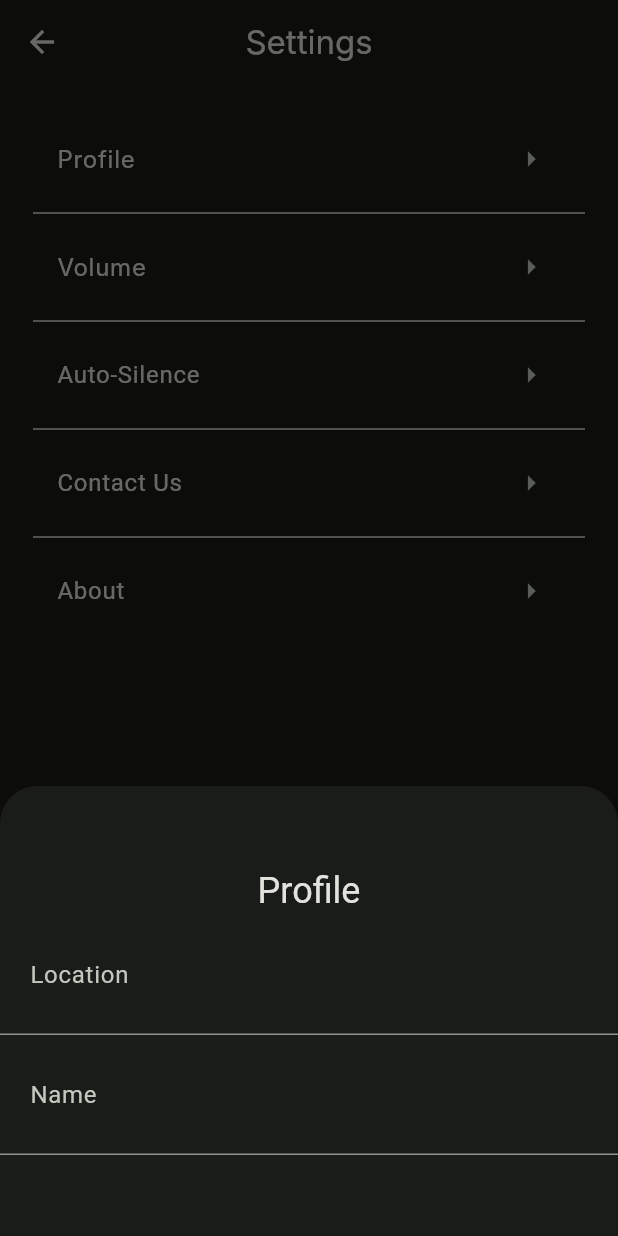
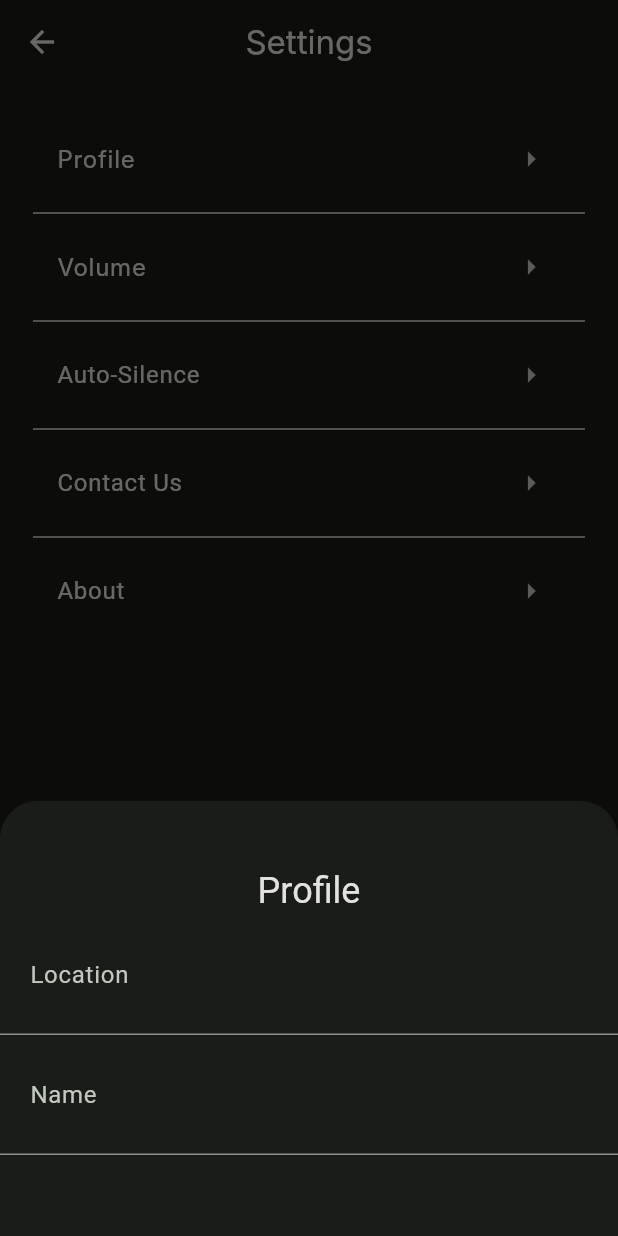
Before and after one commit to AndrewP77/ARISE, a Flutter app: the SettingsScreen screen opened directly, after a tap on "Profile", on a phone screen of 412 x 824 dp. Run offline on Flutter 3.47's test engine with Material 2 defaults, Android fonts, the light colour scheme and no system bars; our stand-ins replace avatar_glow, flutter_time_picker_spinner, geolocator, speech_to_text, weather; missing offline and left inert: light; Roboto replaces fonts that are missing (Inter).

Commit message:
Modal sheet fixes & Auto-silence options.

```diff
--- a/lib/SettingsScreen.dart
+++ b/lib/SettingsScreen.dart
@@ -3,7 +3,10 @@ import 'package:arise/NameField.dart';
 import 'package:flutter/material.dart';
 
 
+
 class SettingsScreen extends StatefulWidget {
+  const SettingsScreen({super.key});
+
   @override
   State<StatefulWidget> createState() {
     return _SettingsScreen();
@@ -11,7 +14,7 @@ class SettingsScreen extends StatefulWidget {
 }
 
 class _SettingsScreen extends State<SettingsScreen>{
-  // var _currentSliderValue;
+  static const List<String> silence_min = ['3 minutes', '5 minutes', '8 minutes'];
   @override
   Widget build(BuildContext context) {
     return Scaffold(
@@ -25,24 +28,31 @@ class _SettingsScreen extends State<SettingsScreen>{
       ),
       body:
       ListView(
-        padding: EdgeInsets.all(22),
+        padding: const EdgeInsets.all(22),
         children: <Widget>[
 
           ListTile(
-            title: Text('Profile', style: TextStyle(fontFamily: 'Inter')),
-            trailing: Icon(Icons.arrow_right),
+              title: const Text('Profile', style: TextStyle(fontFamily: 'Inter')),
+              trailing: const Icon(Icons.arrow_right),
               onTap: () {
                 showModalBottomSheet(
+                    shape: RoundedRectangleBorder(
+                        borderRadius: BorderRadius.vertical(top: Radius.circular(25.0))),
 
-                  shape: const RoundedRectangleBorder(
-
-                      borderRadius: BorderRadius.only(
-                          topLeft: Radius.circular(25),
-                          topRight: Radius.circular(25))),
                     context: context,
-                  builder: (BuildContext context) {
-                    return SizedBox(
-                      height: 300,
+                    isScrollControlled: true,
+                    builder: (context) => Padding(
+                      padding: EdgeInsets.only(
+                          bottom: MediaQuery.of(context).viewInsets.bottom),
+                      child: Column(
+                        crossAxisAlignment: CrossAxisAlignment.start,
+                        mainAxisSize: MainAxisSize.min,
+                        children: <Widget>[
+                          Padding(
+                            padding: const EdgeInsets.symmetric(horizontal: 12.0),
+                          ),
+                          SizedBox(
+                            height: 280,
                             child: Center(
                               child: Column(
                                 mainAxisAlignment: MainAxisAlignment.center,
@@ -57,12 +67,68 @@ class _SettingsScreen extends State<SettingsScreen>{
                                 ],
                               ),
                             ),
-                    );
-                  });
+                          ),
+
+
+
+                          SizedBox(height: 10),
+                        ],
+                      ),
+                    ));
+                // showModalBottomSheet(
+                //
+                //     shape: const RoundedRectangleBorder(
+                //         borderRadius: BorderRadius.only(
+                //             topLeft: Radius.circular(25),
+                //             topRight: Radius.circular(25))),
+                //     context: context,
+                //     builder: (context) => Padding(
+                //       padding: MediaQuery.of(context).viewInsets,
+                //
+                //       child: SizedBox(
+                //       height: 300,
+                //         child: Center(
+                //         child: Column(
+                //           mainAxisAlignment: MainAxisAlignment.center,
+                //           children: <Widget>[
+                //             Text(
+                //               'Profile',
+                //               style:
+                //               Theme.of(context).textTheme.headlineSmall,
+                //             ),
+                //             const LocationField(),
+                //             const NameField(),
+                //           ],
+                //         ),
+                //       ),
+                //     )
+                //
+                //
+                //       // return SizedBox(
+                //       //   height: 300,
+                //       //
+                //       //   child: Center(
+                //       //     child: Column(
+                //       //       mainAxisAlignment: MainAxisAlignment.center,
+                //       //       children: <Widget>[
+                //       //         Text(
+                //       //           'Profile',
+                //       //           style:
+                //       //           Theme.of(context).textTheme.headlineSmall,
+                //       //         ),
+                //       //         const LocationField(),
+                //       //         const NameField(),
+                //       //       ],
+                //       //     ),
+                //       //   ),
+                //       //
+                //       // );}
+                //
+                //     ));
               }
           ),
 
-          Divider(),
+          const Divider(),
           ListTile(
               title: Text('Volume', style: TextStyle(fontFamily: 'Inter')),
               trailing: Icon(Icons.arrow_right),
@@ -92,10 +158,53 @@ class _SettingsScreen extends State<SettingsScreen>{
               }
           ),
           const Divider(),
-          const ListTile(
-            title: Text('Auto-Silence'),
-            trailing: Icon(Icons.arrow_right),
+          ListTile(
+              title: const Text("Auto-Silence"),
+              trailing: const Icon(Icons.arrow_right),
+              onTap: () {
+                showModalBottomSheet(
+
+                    shape: const RoundedRectangleBorder(
+                        borderRadius: BorderRadius.only(
+                            topLeft: Radius.circular(25),
+                            topRight: Radius.circular(25))),
+                    context: context,
+                    builder: (BuildContext context) {
+                      return SizedBox(
+                          height: 200,
+                          child: Center(
+                              child: ListView(
+                                padding: const EdgeInsets.only(
+                                    left: 15, right: 15, top: 16),
+                                children: [
+                                  ListTile(
+                                    title: const Text("3 minutes"),
+                                    onTap: () {
+                                      setState(() {
+                                        // alarmInfo.daysActive = 'Once';
+                                        Navigator.pop(context);
+                                      });
+                                    },
                                   ),
+                                  ListTile(
+                                    title: const Text("5 minutes"),
+                                    onTap: () {
+                                      setState(() {
+                                        // alarmInfo.daysActive = Days.getFormatted(
+                                        //      [0, 1, 2, 3, 4, 5, 6],
+                                        //      compact: true);
+                                        Navigator.pop(context);
+                                      });
+                                    },
+                                  ),
+                                  ListTile(
+                                    title: const Text("8 minutes"),
+                                    onTap: () {},
+                                  )
+                                ],
+                              )));
+                    });
+              }),
           const Divider(),
           ListTile(
               title: const Text('Contact Us'),
@@ -103,7 +212,7 @@ class _SettingsScreen extends State<SettingsScreen>{
               onTap: () {
                 AlertDialog alert = const AlertDialog(
                   title: Text('Contact Us'),
-                content: Text('If you have any questions or problems while using ARISE! contact us through the following page: \nhttps://github.com/AndrewP77/ARISE',
+                  content: Text('Ask your mom for our contact',
                   ),
                 );
                 showDialog(
@@ -144,6 +253,8 @@ class _SettingsScreen extends State<SettingsScreen>{
 }
 
 
+
+
 class MyStatefulWidget extends StatefulWidget {
   const MyStatefulWidget({Key? key}) : super(key: key);
 
```
Lines whose indentation alone changed are shown as unchanged.
